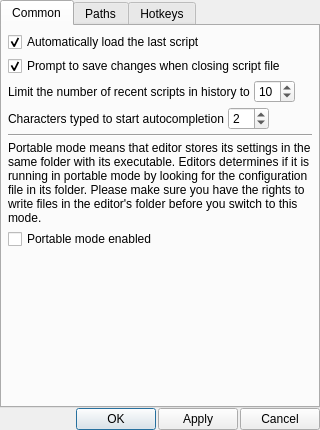
Above: src/settings/settingsdialog.ui from YomikoR/VapourSynth-Editor before the change. Below: the same form after it.
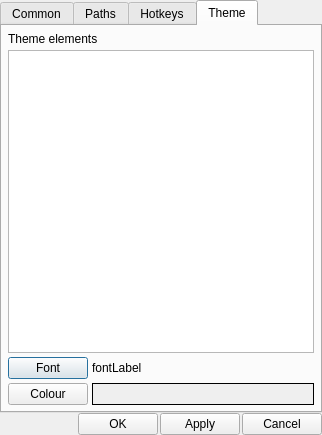
That is the form after the change. The open tabs and pages were chosen to show the change.

Commit message: Initial work on theme settings.

```diff
--- a/src/settings/settingsdialog.ui
+++ b/src/settings/settingsdialog.ui
@@ -6,8 +6,8 @@
    <rect>
     <x>0</x>
     <y>0</y>
-    <width>320</width>
-    <height>430</height>
+    <width>322</width>
+    <height>435</height>
    </rect>
   </property>
   <property name="windowTitle">
@@ -511,6 +511,101 @@
        </item>
       </layout>
      </widget>
+     <widget class="QWidget" name="themeSettingsTab">
+      <property name="contextMenuPolicy">
+       <enum>Qt::PreventContextMenu</enum>
+      </property>
+      <attribute name="title">
+       <string>Theme</string>
+      </attribute>
+      <layout class="QVBoxLayout" name="verticalLayout_5">
+       <property name="spacing">
+        <number>4</number>
+       </property>
+       <property name="leftMargin">
+        <number>6</number>
+       </property>
+       <property name="topMargin">
+        <number>6</number>
+       </property>
+       <property name="rightMargin">
+        <number>6</number>
+       </property>
+       <property name="bottomMargin">
+        <number>6</number>
+       </property>
+       <item>
+        <widget class="QLabel" name="themeElementsLabel">
+         <property name="text">
+          <string>Theme elements</string>
+         </property>
+        </widget>
+       </item>
+       <item>
+        <widget class="QListView" name="themeElementsList">
+         <property name="editTriggers">
+          <set>QAbstractItemView::NoEditTriggers</set>
+         </property>
+         <property name="selectionBehavior">
+          <enum>QAbstractItemView::SelectRows</enum>
+         </property>
+         <property name="verticalScrollMode">
+          <enum>QAbstractItemView::ScrollPerPixel</enum>
+         </property>
+         <property name="horizontalScrollMode">
+          <enum>QAbstractItemView::ScrollPerPixel</enum>
+         </property>
+         <property name="resizeMode">
+          <enum>QListView::Adjust</enum>
+         </property>
+        </widget>
+       </item>
+       <item>
+        <layout class="QFormLayout" name="formLayout">
+         <item row="0" column="0">
+          <widget class="QPushButton" name="fontButton">
+           <property name="text">
+            <string>Font</string>
+           </property>
+          </widget>
+         </item>
+         <item row="0" column="1">
+          <widget class="QLabel" name="fontLabel">
+           <property name="sizePolicy">
+            <sizepolicy hsizetype="MinimumExpanding" vsizetype="Minimum">
+             <horstretch>0</horstretch>
+             <verstretch>0</verstretch>
+            </sizepolicy>
+           </property>
+           <property name="text">
+            <string>fontLabel</string>
+           </property>
+          </widget>
+         </item>
+         <item row="1" column="0">
+          <widget class="QPushButton" name="colourButton">
+           <property name="text">
+            <string>Colour</string>
+           </property>
+          </widget>
+         </item>
+         <item row="1" column="1">
+          <widget class="QFrame" name="colourFrame">
+           <property name="autoFillBackground">
+            <bool>true</bool>
+           </property>
+           <property name="frameShape">
+            <enum>QFrame::Box</enum>
+           </property>
+           <property name="frameShadow">
+            <enum>QFrame::Plain</enum>
+           </property>
+          </widget>
+         </item>
+        </layout>
+       </item>
+      </layout>
+     </widget>
     </widget>
    </item>
    <item>
```
The commit also changes 10 other files.
